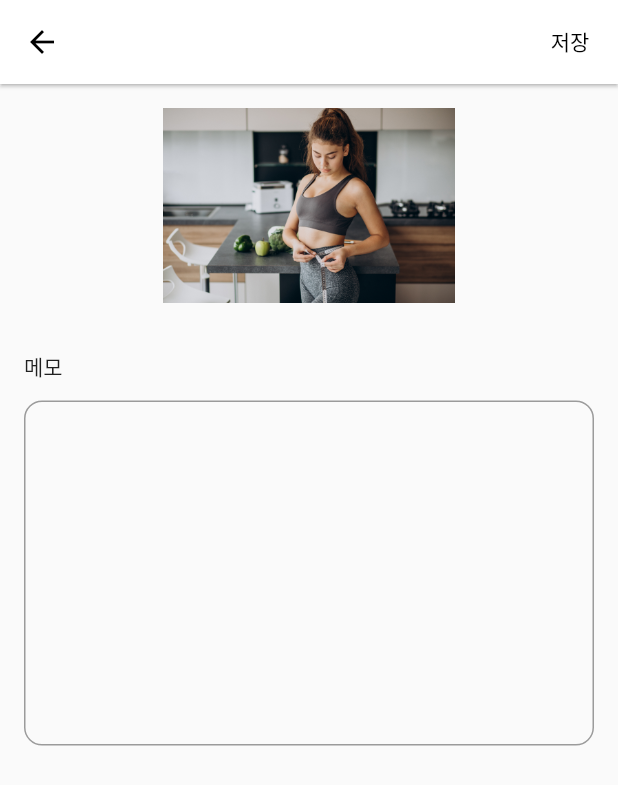
After one commit to GzuPark/health_flutter, a Flutter app: the EyeBodyAddPage screen opened directly, on a phone screen of 412 x 824 dp. The commit adds this screen. Shown: the top 785 px of the screen. Run offline on Flutter 3.47's test engine with Material 2 defaults, Android fonts, the phone set to English and light mode, and no system bars; our stand-ins replace sqflite; missing offline and left inert: multi_image_picker2; accounts and stored records are empty.

Commit message:
Add the eyebody add page

```diff
--- a/lib/main.dart
+++ b/lib/main.dart
@@ -1,4 +1,5 @@
 import 'package:flutter/material.dart';
+import 'package:health_flutter/pages/eyebody.dart';
 import 'package:health_flutter/pages/food.dart';
 import 'package:health_flutter/pages/workout.dart';
 import 'package:health_flutter/style.dart';
@@ -89,7 +90,21 @@ class _MyHomePageState extends State<MyHomePage> {
                           );
                         }),
                     TextButton(child: const Text('몸무게'), onPressed: () {}),
-                    TextButton(child: const Text('눈바디'), onPressed: () {}),
+                    TextButton(
+                        child: const Text('눈바디'),
+                        onPressed: () async {
+                          await Navigator.of(context).push(
+                            MaterialPageRoute(
+                              builder: (ctx) => EyeBodyAddPage(
+                                eyebody: EyeBody(
+                                  date: Utils.getFormatTime(DateTime.now()),
+                                  image: '',
+                                  memo: '',
+                                ),
+                              ),
+                            ),
+                          );
+                        }),
                   ],
                 ),
               );
--- /dev/null
+++ b/lib/pages/eyebody.dart
@@ -0,0 +1,115 @@
+import 'package:flutter/material.dart';
+import 'package:health_flutter/data/data.dart';
+import 'package:health_flutter/data/database.dart';
+import 'package:health_flutter/style.dart';
+import 'package:multi_image_picker2/multi_image_picker2.dart';
+
+class EyeBodyAddPage extends StatefulWidget {
+  final EyeBody eyebody;
+
+  const EyeBodyAddPage({Key? key, required this.eyebody}) : super(key: key);
+
+  @override
+  _EyeBodyAddPageState createState() => _EyeBodyAddPageState();
+}
+
+class _EyeBodyAddPageState extends State<EyeBodyAddPage> {
+  EyeBody get eyebody => widget.eyebody;
+  TextEditingController memoController = TextEditingController();
+
+  @override
+  void initState() {
+    memoController.text = eyebody.memo!;
+    super.initState();
+  }
+
+  @override
+  Widget build(BuildContext context) {
+    return Scaffold(
+      appBar: AppBar(
+        backgroundColor: bgColor,
+        iconTheme: IconThemeData(color: txtColor),
+        elevation: 1.0,
+        actions: [
+          TextButton(
+            child: Text('저장', style: TextStyle(color: txtColor)),
+            onPressed: () async {
+              final db = DatabaseHelper.instance;
+              eyebody.memo = memoController.text;
+              await db.insertEyeBody(eyebody);
+              Navigator.of(context).pop();
+            },
+          ),
+        ],
+      ),
+      body: Container(
+        child: ListView.builder(
+          itemCount: 3,
+          itemBuilder: (ctx, idx) {
+            if (idx == 0) {
+              return Container(
+                margin: const EdgeInsets.symmetric(vertical: 16),
+                height: cardSize,
+                width: cardSize,
+                child: InkWell(
+                  child: AspectRatio(
+                    aspectRatio: 1,
+                    child: Align(
+                      child: eyebody.image!.isEmpty
+                          ? Image.asset('assets/img/body.jpg')
+                          : AssetThumb(
+                              width: cardSize.toInt(),
+                              height: cardSize.toInt(),
+                              asset: Asset(eyebody.image, 'body.png', 0, 0),
+                            ),
+                    ),
+                  ),
+                  onTap: () {
+                    selectImage();
+                  },
+                ),
+              );
+            } else if (idx == 1) {
+              return Container(
+                margin: const EdgeInsets.symmetric(horizontal: 16, vertical: 16),
+                child: Column(
+                  crossAxisAlignment: CrossAxisAlignment.start,
+                  children: [
+                    const Text('메모'),
+                    Container(height: 12),
+                    TextField(
+                      maxLines: 10,
+                      minLines: 10,
+                      keyboardType: TextInputType.multiline,
+                      controller: memoController,
+                      decoration: InputDecoration(
+                        border: OutlineInputBorder(
+                          borderRadius: BorderRadius.circular(12),
+                          borderSide: BorderSide(width: 0.5, color: txtColor),
+                        ),
+                      ),
+                    ),
+                  ],
+                ),
+              );
+            } else {
+              return Container();
+            }
+          },
+        ),
+      ),
+    );
+  }
+
+  Future<void> selectImage() async {
+    final _img = await MultiImagePicker.pickImages(maxImages: 1, enableCamera: true);
+
+    if (_img.isEmpty) {
+      return;
+    }
+
+    setState(() {
+      eyebody.image = _img.first.identifier;
+    });
+  }
+}
```
Also changed, not shown: assets/img/body.jpg (added).
